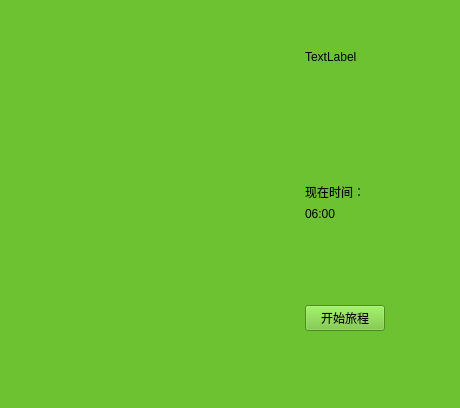
Above: start.ui from Traeyee/trip_assist before the change. Below: the same form after it.
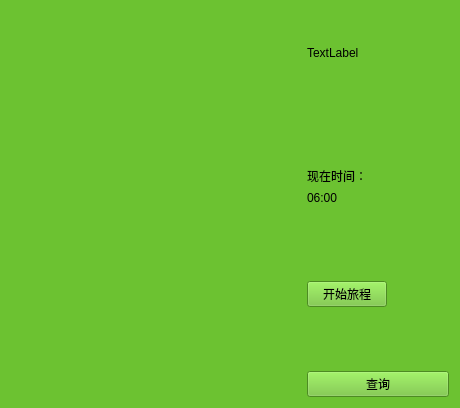
That is the form after the change.

What changed in the file:
```diff
--- a/start.ui
+++ b/start.ui
@@ -54,6 +54,13 @@
      </property>
     </widget>
    </item>
+   <item row="4" column="2">
+    <widget class="QPushButton" name="inquiry">
+     <property name="text">
+      <string>查询</string>
+     </property>
+    </widget>
+   </item>
   </layout>
  </widget>
  <resources/>
```
Left out of the diff: 20 changed lines with no effect on the pictures.
